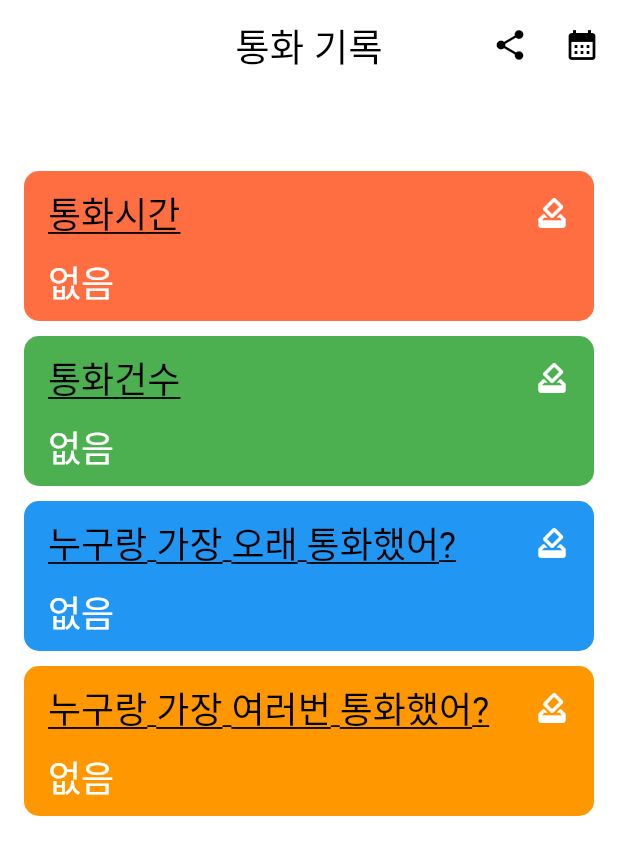
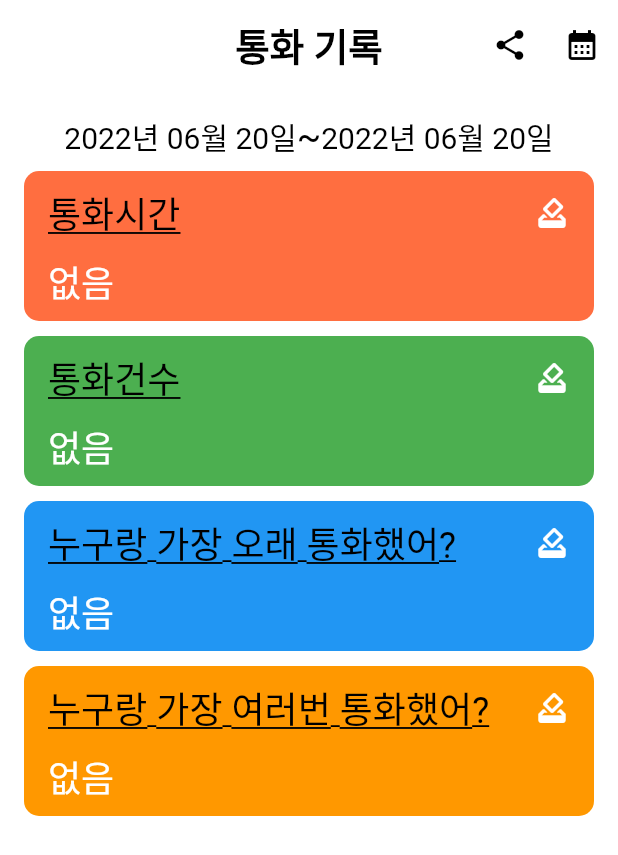
Before and after one commit to rornfl9731/my_call_log, a Flutter app: the HomeScreen screen opened directly, on a phone screen of 412 x 824 dp. Shown: the top 855 px of the screen. Run offline on Flutter 3.47's test engine with Material 2 defaults, Android fonts, the phone set to English and light mode, and no system bars; drawn by our look-alikes of screenshot; our stand-ins replace font_awesome_flutter, google_fonts, share_plus; missing offline and left inert: call_log, flutter_phone_direct_caller; Roboto replaces fonts that are missing (Gaegu).

Commit message:
selected Date 상태 저장.

```diff
--- a/lib/provider/call_log_provider.dart
+++ b/lib/provider/call_log_provider.dart
@@ -19,7 +19,11 @@ class CallLogProvider extends ChangeNotifier {
     _logs = [];
   }
 
-  DateTimeRange _dateRange = DateTimeRange(start: DateTime.now(), end: DateTime.now());
+  DateTimeRange _dateRange = DateTimeRange(
+      start: DateTime(
+          DateTime.now().year, DateTime.now().month, DateTime.now().day),
+      end: DateTime(
+          DateTime.now().year, DateTime.now().month, DateTime.now().day));
 
   DateTimeRange setDateRange(DateTimeRange dateRange) {
     _dateRange = dateRange;
--- a/lib/screen/home_screen.dart
+++ b/lib/screen/home_screen.dart
@@ -47,7 +47,7 @@ class _HomeScreenState extends State<HomeScreen>
     // TODO: implement initState
     super.initState();
     WidgetsBinding.instance.addObserver(this);
-    logs = cl.getToday(_selectedDateRange.start, _selectedDateRange.end);
+
 
 
   }
@@ -55,7 +55,9 @@ class _HomeScreenState extends State<HomeScreen>
   void didChangeDependencies() {
     // TODO: implement didChangeDependencies
     super.didChangeDependencies();
+
     _callLogProvider = Provider.of<CallLogProvider>(context,listen: false);
+    logs = cl.getToday(_callLogProvider.getDateRange.start, _callLogProvider.getDateRange.end);
     _callLogProvider.loadLogs();
   }
 
@@ -123,9 +125,9 @@ class _HomeScreenState extends State<HomeScreen>
       centerTitle: true,
       title: Text(
         "통화 기록",
-        style: GoogleFonts.gaegu(
-            textStyle: TextStyle(color: Colors.black, fontSize: 25)),
-      ),
+        style:
+            TextStyle(color: Colors.black, fontSize: 25,fontWeight: FontWeight.bold)),
+
       toolbarHeight: 60,
       actions: [
         IconButton(
@@ -159,7 +161,7 @@ class _HomeScreenState extends State<HomeScreen>
       // Rebuild the UI
       setState(() {
         _selectedDateRange = result;
-        logs = cl.getToday(_selectedDateRange.start, _selectedDateRange.end);
+        logs = cl.getToday(_callLogProvider.getDateRange.start, _callLogProvider.getDateRange.end);
       });
     }
   }
@@ -258,7 +260,7 @@ class _HomeScreenState extends State<HomeScreen>
                       Row(
                         mainAxisAlignment: MainAxisAlignment.center,
                         children: [
-                          Text(cl.getDate(_selectedDateRange.start),
+                          Text(cl.getDate(_callLogProvider.getDateRange.start),
                               style: TextStyle(
                                 fontSize: 20,
                                 color: Colors.black,
@@ -268,7 +270,7 @@ class _HomeScreenState extends State<HomeScreen>
                                 fontSize: 24,
                                 color: Colors.black,
                               )),
-                          Text(cl.getDate(_selectedDateRange.end),
+                          Text(cl.getDate(_callLogProvider.getDateRange.end),
                               style: TextStyle(
                                 fontSize: 20,
                                 color: Colors.black,
@@ -369,12 +371,25 @@ class _HomeScreenState extends State<HomeScreen>
                 Expanded(
                   child: Column(
                     children: <Widget>[
-                      Text(
-                        "${cl.getDate(_selectedDateRange.start)}~${cl.getDate(_selectedDateRange.end)}",
-                        style: TextStyle(
-                          fontSize: 20,
-                          color: Colors.white,
-                        ),
+                      Row(
+                        mainAxisAlignment: MainAxisAlignment.center,
+                        children: [
+                          Text(cl.getDate(_callLogProvider.getDateRange.start),
+                              style: TextStyle(
+                                fontSize: 20,
+                                color: Colors.black,
+                              )),
+                          Text("~",
+                              style: TextStyle(
+                                fontSize: 24,
+                                color: Colors.black,
+                              )),
+                          Text(cl.getDate(_callLogProvider.getDateRange.end),
+                              style: TextStyle(
+                                fontSize: 20,
+                                color: Colors.black,
+                              )),
+                        ],
                       ),
                       SizedBox(height: 8,),
                       Nemo(
--- a/lib/screen/phone_log_screen.dart
+++ b/lib/screen/phone_log_screen.dart
@@ -50,9 +50,9 @@ class _PhonelogsScreenState extends State<PhonelogsScreen>
         centerTitle: true,
         title: Text(
           '전화 기록',
-          style: GoogleFonts.gaegu(
-              textStyle: TextStyle(color: Colors.black, fontSize: 25)),
-        ),
+          style:
+              TextStyle(color: Colors.black, fontSize: 25,fontWeight: FontWeight.bold)),
+
         toolbarHeight: 60,
         backgroundColor: Colors.transparent,
         elevation: 0,
```
